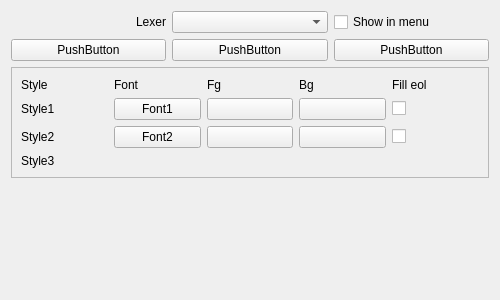
The window that src/editor/WEditorLexerManagerWidget.ui (marcinmagier/wolverine) describes before a commit, drawn with Qt 5.
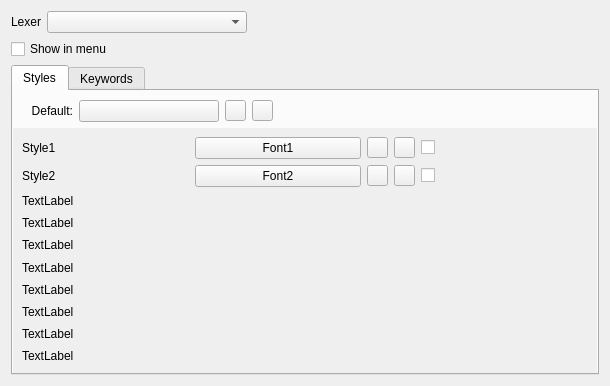
The same window after the commit. Custom widgets are drawn as their Qt base class.

The edit to the form file:
```diff
--- a/src/editor/WEditorLexerManagerWidget.ui
+++ b/src/editor/WEditorLexerManagerWidget.ui
@@ -6,8 +6,8 @@
    <rect>
     <x>0</x>
     <y>0</y>
-    <width>500</width>
-    <height>300</height>
+    <width>610</width>
+    <height>386</height>
    </rect>
   </property>
   <property name="minimumSize">
@@ -19,10 +19,20 @@
   <property name="windowTitle">
    <string>Form</string>
   </property>
-  <layout class="QVBoxLayout" name="verticalLayout">
-   <item>
-    <layout class="QHBoxLayout" name="horizontalLayout">
-     <item>
+  <layout class="QGridLayout" name="gridLayout_4">
+   <item row="0" column="0">
+    <layout class="QGridLayout" name="gridLayout_2">
+     <item row="0" column="1">
+      <widget class="QComboBox" name="cmbLexer">
+       <property name="minimumSize">
+        <size>
+         <width>200</width>
+         <height>0</height>
+        </size>
+       </property>
+      </widget>
+     </item>
+     <item row="0" column="0">
       <widget class="QLabel" name="lblLexer">
        <property name="text">
         <string>Lexer</string>
@@ -35,114 +45,100 @@
        </property>
       </widget>
      </item>
-     <item>
-      <widget class="QComboBox" name="cmbLexer"/>
+     <item row="0" column="2">
+      <spacer name="horizontalSpacer">
+       <property name="orientation">
+        <enum>Qt::Horizontal</enum>
+       </property>
+       <property name="sizeHint" stdset="0">
+        <size>
+         <width>40</width>
+         <height>20</height>
+        </size>
+       </property>
+      </spacer>
      </item>
-     <item>
+    </layout>
+   </item>
+   <item row="1" column="0">
       <widget class="QCheckBox" name="checkBox">
        <property name="text">
         <string>Show in menu</string>
        </property>
       </widget>
      </item>
-    </layout>
-   </item>
-   <item>
-    <layout class="QHBoxLayout" name="horizontalLayout_2">
-     <item>
-      <widget class="QtFontButton" name="btnDefFont">
-       <property name="text">
-        <string>PushButton</string>
-       </property>
-      </widget>
-     </item>
+   <item row="2" column="0">
+    <widget class="QTabWidget" name="tabWidget">
+     <property name="currentIndex">
+      <number>0</number>
+     </property>
+     <widget class="QWidget" name="tab">
+      <attribute name="title">
+       <string>Styles</string>
+      </attribute>
+      <layout class="QHBoxLayout" name="horizontalLayout">
+       <property name="leftMargin">
+        <number>0</number>
+       </property>
+       <property name="topMargin">
+        <number>9</number>
+       </property>
+       <property name="rightMargin">
+        <number>0</number>
+       </property>
+       <property name="bottomMargin">
+        <number>0</number>
+       </property>
      <item>
-      <widget class="QtColorButton" name="btnDefFgColor">
+        <layout class="QGridLayout" name="gridLayout_3">
+         <item row="0" column="0">
+          <widget class="QLabel" name="label">
+           <property name="minimumSize">
+            <size>
+             <width>60</width>
+             <height>0</height>
+            </size>
+           </property>
        <property name="text">
-        <string>PushButton</string>
-       </property>
-      </widget>
-     </item>
-     <item>
-      <widget class="QtColorButton" name="btnDefBgColor">
-       <property name="text">
-        <string>PushButton</string>
-       </property>
-      </widget>
-     </item>
-    </layout>
-   </item>
-   <item>
-    <widget class="QScrollArea" name="scrollStyles">
+            <string>Default:</string>
+           </property>
+           <property name="alignment">
+            <set>Qt::AlignRight|Qt::AlignTrailing|Qt::AlignVCenter</set>
+           </property>
+          </widget>
+         </item>
+         <item row="0" column="4">
+          <spacer name="horizontalSpacer_2">
+           <property name="orientation">
+            <enum>Qt::Horizontal</enum>
+           </property>
+           <property name="sizeHint" stdset="0">
+            <size>
+             <width>40</width>
+             <height>20</height>
+            </size>
+           </property>
+          </spacer>
+         </item>
+         <item row="1" column="0" colspan="5">
+          <widget class="QScrollArea" name="scrollArea_2">
+           <property name="frameShape">
+            <enum>QFrame::NoFrame</enum>
+           </property>
      <property name="widgetResizable">
       <bool>true</bool>
      </property>
-     <widget class="QWidget" name="scrollStylesContent">
+           <widget class="QWidget" name="scrollAreaWidgetContents_2">
       <property name="geometry">
        <rect>
         <x>0</x>
         <y>0</y>
-        <width>463</width>
-        <height>108</height>
-       </rect>
-      </property>
-      <layout class="QGridLayout" name="gridLayout">
-       <item row="1" column="0">
-        <widget class="QLabel" name="Style1">
-         <property name="text">
-          <string>Style1</string>
-         </property>
-        </widget>
-       </item>
-       <item row="0" column="6">
-        <widget class="QLabel" name="lblFilleol">
-         <property name="text">
-          <string>Fill eol</string>
-         </property>
-        </widget>
-       </item>
-       <item row="0" column="0">
-        <widget class="QLabel" name="lblStyle">
-         <property name="text">
-          <string>Style</string>
-         </property>
-        </widget>
-       </item>
-       <item row="0" column="1">
-        <widget class="QLabel" name="lblFont">
-         <property name="text">
-          <string>Font</string>
-         </property>
-        </widget>
-       </item>
-       <item row="0" column="4">
-        <widget class="QLabel" name="lblBg">
-         <property name="text">
-          <string>Bg</string>
-         </property>
-        </widget>
-       </item>
-       <item row="1" column="3">
-        <widget class="QtColorButton" name="btnFg1">
-         <property name="sizePolicy">
-          <sizepolicy hsizetype="Minimum" vsizetype="Minimum">
-           <horstretch>0</horstretch>
-           <verstretch>0</verstretch>
-          </sizepolicy>
-         </property>
-         <property name="text">
-          <string/>
-         </property>
-        </widget>
-       </item>
-       <item row="2" column="1">
-        <widget class="QtFontButton" name="btnFont2">
-         <property name="text">
-          <string>Font2</string>
-         </property>
-        </widget>
-       </item>
-       <item row="1" column="4">
+              <width>584</width>
+              <height>251</height>
+             </rect>
+            </property>
+            <layout class="QGridLayout" name="gridLayout_5">
+             <item row="0" column="3">
         <widget class="QtColorButton" name="btnBg1">
          <property name="sizePolicy">
           <sizepolicy hsizetype="Minimum" vsizetype="Minimum">
@@ -150,26 +146,44 @@
            <verstretch>0</verstretch>
           </sizepolicy>
          </property>
+               <property name="maximumSize">
+                <size>
+                 <width>21</width>
+                 <height>21</height>
+                </size>
+               </property>
          <property name="text">
           <string/>
          </property>
         </widget>
        </item>
-       <item row="2" column="6">
-        <widget class="QCheckBox" name="checkFillEol2">
+             <item row="0" column="2">
+              <widget class="QtColorButton" name="btnFg1">
+               <property name="sizePolicy">
+                <sizepolicy hsizetype="Minimum" vsizetype="Minimum">
+                 <horstretch>0</horstretch>
+                 <verstretch>0</verstretch>
+                </sizepolicy>
+               </property>
+               <property name="maximumSize">
+                <size>
+                 <width>21</width>
+                 <height>21</height>
+                </size>
+               </property>
          <property name="text">
           <string/>
          </property>
         </widget>
        </item>
-       <item row="1" column="1">
+             <item row="0" column="1">
         <widget class="QtFontButton" name="btnFont1">
          <property name="text">
           <string>Font1</string>
          </property>
         </widget>
        </item>
-       <item row="2" column="3">
+             <item row="1" column="2">
         <widget class="QtColorButton" name="btnFg2">
          <property name="sizePolicy">
           <sizepolicy hsizetype="Minimum" vsizetype="Minimum">
@@ -183,33 +197,53 @@
            <height>16</height>
           </size>
          </property>
+               <property name="maximumSize">
+                <size>
+                 <width>21</width>
+                 <height>21</height>
+                </size>
+               </property>
          <property name="text">
           <string/>
          </property>
         </widget>
        </item>
-       <item row="3" column="0">
-        <widget class="QLabel" name="Style3">
-         <property name="text">
-          <string>Style3</string>
-         </property>
-        </widget>
-       </item>
-       <item row="2" column="0">
-        <widget class="QLabel" name="Style2">
-         <property name="text">
-          <string>Style2</string>
-         </property>
-        </widget>
-       </item>
-       <item row="1" column="6">
+             <item row="0" column="4">
         <widget class="QCheckBox" name="checkFillEol1">
          <property name="text">
           <string/>
          </property>
         </widget>
        </item>
-       <item row="2" column="4">
+             <item row="1" column="0">
+              <widget class="QLabel" name="label_3">
+               <property name="text">
+                <string>Style2</string>
+               </property>
+              </widget>
+             </item>
+             <item row="0" column="0">
+              <widget class="QLabel" name="label_2">
+               <property name="text">
+                <string>Style1</string>
+               </property>
+              </widget>
+             </item>
+             <item row="1" column="1">
+              <widget class="QtFontButton" name="btnFont2">
+               <property name="text">
+                <string>Font2</string>
+               </property>
+              </widget>
+             </item>
+             <item row="1" column="4">
+              <widget class="QCheckBox" name="checkFillEol2">
+               <property name="text">
+                <string/>
+               </property>
+              </widget>
+             </item>
+             <item row="1" column="3">
         <widget class="QtColorButton" name="btnBg2">
          <property name="sizePolicy">
           <sizepolicy hsizetype="Minimum" vsizetype="Minimum">
@@ -217,34 +251,126 @@
            <verstretch>0</verstretch>
           </sizepolicy>
          </property>
+               <property name="maximumSize">
+                <size>
+                 <width>21</width>
+                 <height>21</height>
+                </size>
+               </property>
          <property name="text">
           <string/>
          </property>
+              </widget>
+             </item>
+             <item row="2" column="0">
+              <widget class="QLabel" name="label_4">
+               <property name="text">
+                <string>TextLabel</string>
+               </property>
+              </widget>
+             </item>
+             <item row="3" column="0">
+              <widget class="QLabel" name="label_5">
+               <property name="text">
+                <string>TextLabel</string>
+               </property>
+              </widget>
+             </item>
+             <item row="4" column="0">
+              <widget class="QLabel" name="label_6">
+               <property name="text">
+                <string>TextLabel</string>
+               </property>
+              </widget>
+             </item>
+             <item row="5" column="0">
+              <widget class="QLabel" name="label_7">
+               <property name="text">
+                <string>TextLabel</string>
+               </property>
+              </widget>
+             </item>
+             <item row="6" column="0">
+              <widget class="QLabel" name="label_8">
+               <property name="text">
+                <string>TextLabel</string>
+               </property>
+              </widget>
+             </item>
+             <item row="7" column="0">
+              <widget class="QLabel" name="label_9">
+               <property name="text">
+                <string>TextLabel</string>
+               </property>
+              </widget>
+             </item>
+             <item row="8" column="0">
+              <widget class="QLabel" name="label_10">
+               <property name="text">
+                <string>TextLabel</string>
+               </property>
+              </widget>
+             </item>
+             <item row="9" column="0">
+              <widget class="QLabel" name="label_11">
+               <property name="text">
+                <string>TextLabel</string>
+               </property>
+              </widget>
+             </item>
+            </layout>
+           </widget>
         </widget>
        </item>
        <item row="0" column="3">
-        <widget class="QLabel" name="lblFg">
+          <widget class="QtColorButton" name="btnDefBgColor">
+           <property name="maximumSize">
+            <size>
+             <width>21</width>
+             <height>21</height>
+            </size>
+           </property>
          <property name="text">
-          <string>Fg</string>
+            <string/>
          </property>
         </widget>
        </item>
-      </layout>
-     </widget>
-    </widget>
-   </item>
-   <item>
-    <spacer name="verticalSpacer">
-     <property name="orientation">
-      <enum>Qt::Vertical</enum>
-     </property>
-     <property name="sizeHint" stdset="0">
+         <item row="0" column="2">
+          <widget class="QtColorButton" name="btnDefFgColor">
+           <property name="maximumSize">
+            <size>
+             <width>21</width>
+             <height>21</height>
+            </size>
+           </property>
+           <property name="text">
+            <string/>
+           </property>
+          </widget>
+         </item>
+         <item row="0" column="1">
+          <widget class="QtFontButton" name="btnDefFont">
+           <property name="minimumSize">
       <size>
-       <width>20</width>
-       <height>40</height>
-      </size>
-     </property>
-    </spacer>
+             <width>140</width>
+             <height>0</height>
+            </size>
+           </property>
+           <property name="text">
+            <string/>
+           </property>
+          </widget>
+         </item>
+        </layout>
+       </item>
+      </layout>
+     </widget>
+     <widget class="QWidget" name="tab_2">
+      <attribute name="title">
+       <string>Keywords</string>
+      </attribute>
+     </widget>
+    </widget>
    </item>
   </layout>
  </widget>
```
Lines whose indentation alone changed are shown as unchanged.
